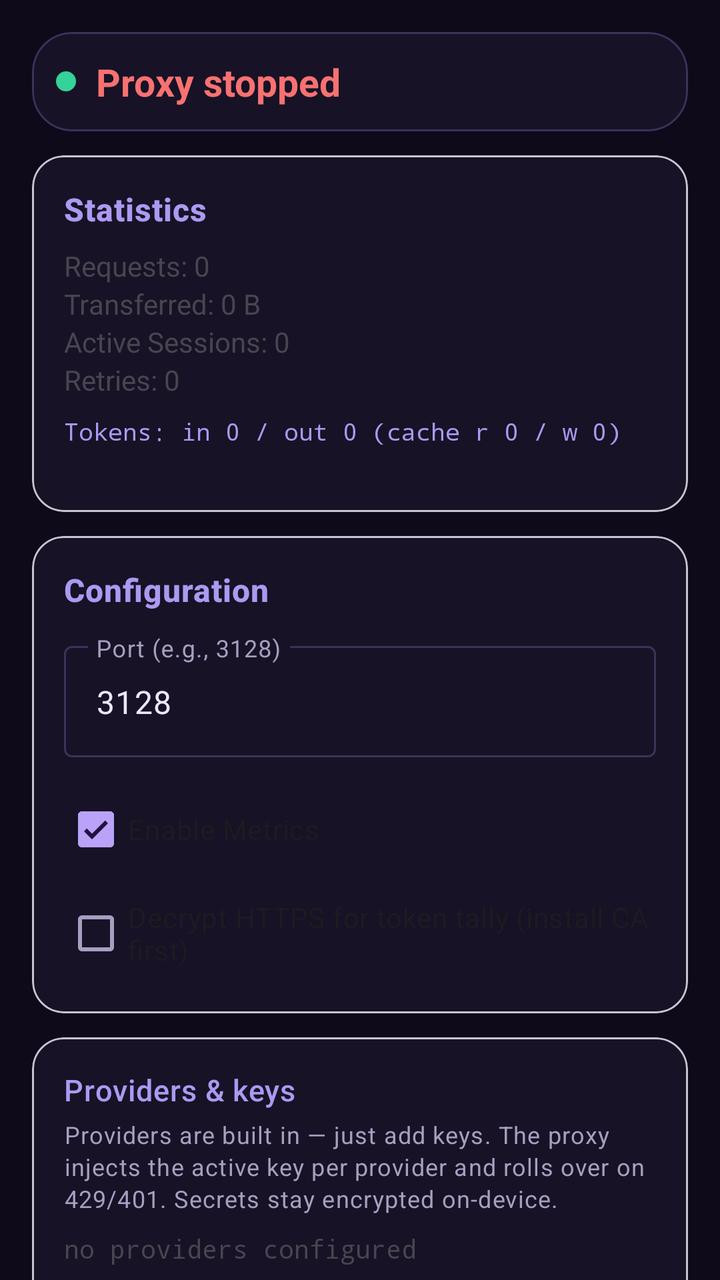
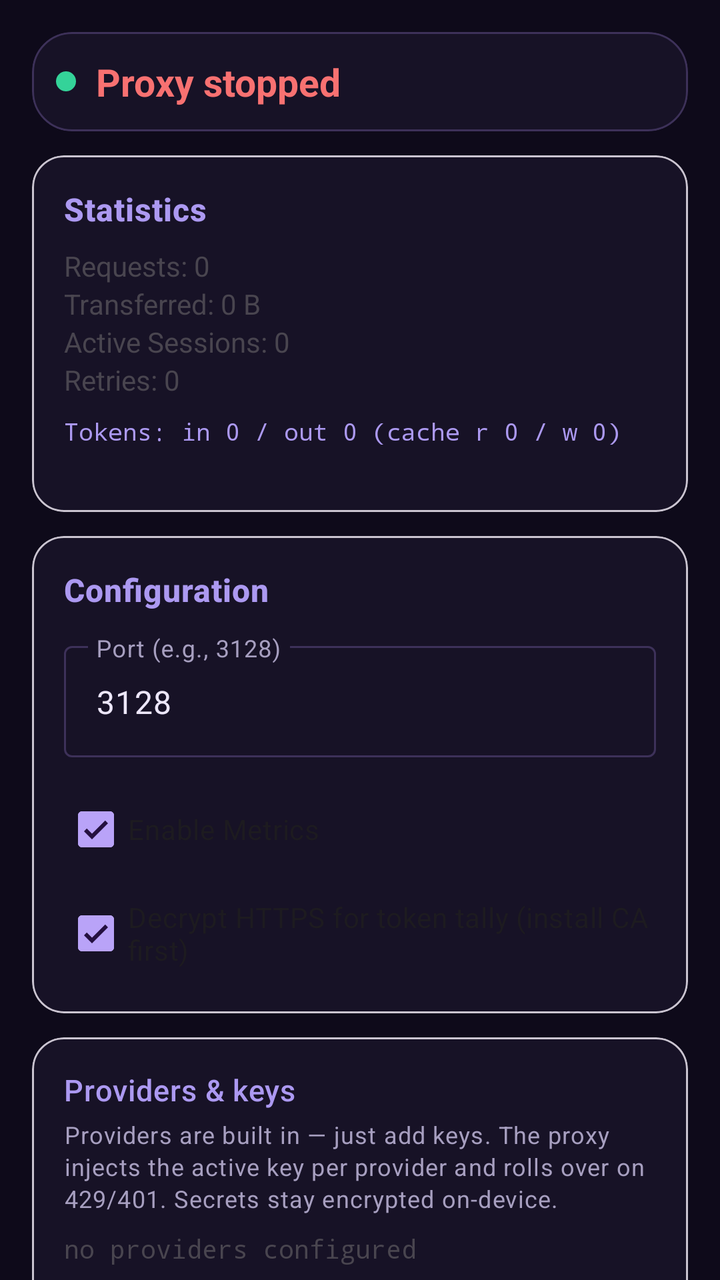

Compare the two renders of this Android layout. The source of the first and the diff that turns it into the second are given below.
<!-- AndroidManifest.xml: activity theme Theme.ProxyApp.NoActionBar -->
<!-- res/layout/activity_main.xml -->
<?xml version="1.0" encoding="utf-8"?>
<androidx.constraintlayout.widget.ConstraintLayout
    xmlns:android="http://schemas.android.com/apk/res/android"
    xmlns:app="http://schemas.android.com/apk/res-auto"
    xmlns:tools="http://schemas.android.com/tools"
    android:layout_width="match_parent"
    android:layout_height="match_parent"
    android:fitsSystemWindows="true"
    tools:context=".MainActivity">

    <androidx.core.widget.NestedScrollView
        android:layout_width="match_parent"
        android:layout_height="0dp"
        android:fillViewport="true"
        app:layout_constraintBottom_toBottomOf="parent"
        app:layout_constraintTop_toTopOf="parent"
        app:layout_constraintStart_toStartOf="parent"
        app:layout_constraintEnd_toEndOf="parent">

        <LinearLayout
            android:layout_width="match_parent"
            android:layout_height="wrap_content"
            android:orientation="vertical"
            android:padding="16dp">

            <com.google.android.material.card.MaterialCardView
                android:id="@+id/statusCard"
                android:layout_width="match_parent"
                android:layout_height="wrap_content"
                android:layout_marginBottom="12dp"
                app:cardCornerRadius="20dp"
                app:strokeWidth="1dp"
                app:strokeColor="@color/outline"
                app:cardBackgroundColor="@color/surface">

                <LinearLayout
                    android:layout_width="match_parent"
                    android:layout_height="wrap_content"
                    android:orientation="vertical"
                    android:padding="12dp">

                    <LinearLayout
                        android:layout_width="match_parent"
                        android:layout_height="wrap_content"
                        android:orientation="horizontal"
                        android:gravity="center_vertical">

                        <View
                            android:id="@+id/statusDot"
                            android:layout_width="10dp"
                            android:layout_height="10dp"
                            android:layout_marginEnd="10dp"
                            android:background="@drawable/status_dot" />

                        <TextView
                            android:id="@+id/statusText"
                            android:layout_width="0dp"
                            android:layout_height="wrap_content"
                            android:layout_weight="1"
                            android:text="@string/proxy_stopped"
                            android:textSize="19sp"
                            android:textStyle="bold"
                            android:textColor="@color/red" />
                    </LinearLayout>

                    <TextView
                        android:id="@+id/portText"
                        android:layout_width="match_parent"
                        android:layout_height="wrap_content"
                        android:text=""
                        android:textSize="13sp"
                        android:gravity="center"
                        android:layout_marginTop="4dp"
                        android:textColor="@color/purple_200"
                        android:visibility="gone"/>

                    <TextView
                        android:id="@+id/upstreamText"
                        android:layout_width="match_parent"
                        android:layout_height="wrap_content"
                        android:text=""
                        android:textSize="12sp"
                        android:gravity="center"
                        android:layout_marginTop="2dp"
                        android:visibility="gone"/>
                </LinearLayout>
            </com.google.android.material.card.MaterialCardView>

            <com.google.android.material.card.MaterialCardView
                android:id="@+id/statsCard"
                android:layout_width="match_parent"
                android:layout_height="wrap_content"
                app:cardBackgroundColor="@color/surface"
                android:layout_marginBottom="12dp"
                app:cardCornerRadius="16dp">

                <LinearLayout
                    android:layout_width="match_parent"
                    android:layout_height="wrap_content"
                    android:orientation="vertical"
                    android:padding="16dp">

                    <TextView
                        android:layout_width="match_parent"
                        android:layout_height="wrap_content"
                        android:text="Statistics"
                        android:textSize="16sp"
                        android:textStyle="bold"
                        style="@style/Text.SectionTitle"/>

                    <TextView
                        android:id="@+id/requestsText"
                        android:layout_width="match_parent"
                        android:layout_height="wrap_content"
                        android:text="Requests: 0"
                        android:layout_marginTop="8dp"/>

                    <TextView
                        android:id="@+id/bytesText"
                        android:layout_width="match_parent"
                        android:layout_height="wrap_content"
                        android:text="Transferred: 0 B"/>

                    <TextView
                        android:id="@+id/sessionsText"
                        android:layout_width="match_parent"
                        android:layout_height="wrap_content"
                        android:text="Active Sessions: 0"/>

                    <TextView
                        android:id="@+id/retriesText"
                        android:layout_width="match_parent"
                        android:layout_height="wrap_content"
                        android:text="Retries: 0"/>

                    <TextView
                        android:id="@+id/tokensText"
                        android:layout_width="match_parent"
                        android:layout_height="wrap_content"
                        android:layout_marginTop="8dp"
                        android:text="Tokens: in 0 / out 0 (cache r 0 / w 0)"
                        android:textSize="12sp"
                        android:fontFamily="monospace"
                        android:textColor="@color/title_violet"/>

                    <TextView
                        android:id="@+id/hostsText"
                        android:layout_width="match_parent"
                        android:layout_height="wrap_content"
                        android:textSize="12sp"
                        android:fontFamily="monospace"
                        android:text=""/>
                </LinearLayout>
            </com.google.android.material.card.MaterialCardView>

            <com.google.android.material.card.MaterialCardView
                android:id="@+id/configCard"
                android:layout_width="match_parent"
                android:layout_height="wrap_content"
                app:cardBackgroundColor="@color/surface"
                android:layout_marginBottom="12dp"
                app:cardCornerRadius="16dp">

                <LinearLayout
                    android:layout_width="match_parent"
                    android:layout_height="wrap_content"
                    android:orientation="vertical"
                    android:padding="16dp">

                    <TextView
                        android:layout_width="match_parent"
                        android:layout_height="wrap_content"
                        android:text="Configuration"
                        android:textSize="16sp"
                        android:textStyle="bold"
                        style="@style/Text.SectionTitle"/>

                    <com.google.android.material.textfield.TextInputLayout
                        android:layout_width="match_parent"
                        android:layout_height="wrap_content"
                        android:layout_marginTop="12dp"
                        android:hint="@string/port_hint"
                        style="@style/Widget.Material3.TextInputLayout.OutlinedBox">

                        <com.google.android.material.textfield.TextInputEditText
                            android:id="@+id/portInput"
                            android:layout_width="match_parent"
                            android:layout_height="wrap_content"
                            android:inputType="number"
                            android:text="3128"/>
                    </com.google.android.material.textfield.TextInputLayout>

                    <com.google.android.material.checkbox.MaterialCheckBox
                        android:id="@+id/metricsCheck"
                        android:layout_width="wrap_content"
                        android:layout_height="wrap_content"
                        android:layout_marginTop="12dp"
                        android:text="@string/metrics_enabled"
                        android:checked="true"/>

                    <com.google.android.material.checkbox.MaterialCheckBox
                        android:id="@+id/mitmCheck"
                        android:layout_width="wrap_content"
                        android:layout_height="wrap_content"
                        android:layout_marginTop="4dp"
                        android:text="@string/mitm_enabled"
                        android:checked="false"/>
                </LinearLayout>
            </com.google.android.material.card.MaterialCardView>

            <com.google.android.material.card.MaterialCardView
                android:id="@+id/providersCard"
                android:layout_width="match_parent"
                android:layout_height="wrap_content"
                android:layout_marginBottom="12dp"
                app:cardCornerRadius="16dp"
                app:cardBackgroundColor="@color/surface">

                <LinearLayout
                    android:layout_width="match_parent"
                    android:layout_height="wrap_content"
                    android:orientation="vertical"
                    android:padding="16dp">

                    <TextView
                        android:layout_width="match_parent"
                        android:layout_height="wrap_content"
                        style="@style/Text.SectionTitle"
                        android:text="@string/providers_title"/>

                    <TextView
                        android:layout_width="match_parent"
                        android:layout_height="wrap_content"
                        style="@style/Text.Hint"
                        android:layout_marginTop="4dp"
                        android:text="@string/providers_hint"/>

                    <TextView
                        android:id="@+id/providersSummaryText"
                        android:layout_width="match_parent"
                        android:layout_height="wrap_content"
                        android:layout_marginTop="8dp"
                        android:textSize="13sp"
                        android:fontFamily="monospace"
                        android:text="no providers configured"/>

                    <com.google.android.material.button.MaterialButton
                        android:id="@+id/addKeyButton"
                        android:layout_width="match_parent"
                        android:layout_height="wrap_content"
                        android:layout_marginTop="8dp"
                        android:text="@string/add_key"
                        style="@style/Widget.Material3.Button.TonalButton"/>

                    <LinearLayout
                        android:layout_width="match_parent"
                        android:layout_height="wrap_content"
                        android:orientation="horizontal"
                        android:layout_marginTop="8dp">

                        <com.google.android.material.button.MaterialButton
                            android:id="@+id/exportBackupButton"
                            android:layout_width="0dp"
                            android:layout_height="wrap_content"
                            android:layout_weight="1"
                            android:layout_marginEnd="4dp"
                            android:text="@string/export_backup"
                            style="@style/Widget.Material3.Button.OutlinedButton"/>

                        <com.google.android.material.button.MaterialButton
                            android:id="@+id/importBackupButton"
                            android:layout_width="0dp"
                            android:layout_height="wrap_content"
                            android:layout_weight="1"
                            android:layout_marginStart="4dp"
                            android:text="@string/import_backup"
                            style="@style/Widget.Material3.Button.OutlinedButton"/>
                    </LinearLayout>

                    <com.google.android.material.button.MaterialButton
                        android:id="@+id/exportCaButton"
                        android:layout_width="match_parent"
                        android:layout_height="wrap_content"
                        android:layout_marginTop="8dp"
                        android:text="@string/export_ca"
                        style="@style/Widget.Material3.Button.OutlinedButton"/>
                </LinearLayout>
            </com.google.android.material.card.MaterialCardView>

            <com.google.android.material.card.MaterialCardView
                android:id="@+id/eventsCard"
                android:layout_width="match_parent"
                android:layout_height="wrap_content"
                android:layout_marginBottom="12dp"
                app:cardCornerRadius="16dp"
                app:cardBackgroundColor="@color/surface">

                <LinearLayout
                    android:layout_width="match_parent"
                    android:layout_height="wrap_content"
                    android:orientation="vertical"
                    android:padding="16dp">

                    <TextView
                        android:layout_width="match_parent"
                        android:layout_height="wrap_content"
                        style="@style/Text.SectionTitle"
                        android:text="@string/events_title"/>

                    <ScrollView
                        android:id="@+id/eventsScrollView"
                        android:layout_width="match_parent"
                        android:layout_height="wrap_content"
                        android:maxHeight="220dp"
                        android:layout_marginTop="8dp"
                        android:background="@drawable/script_block_bg">

                        <TextView
                            android:id="@+id/eventsText"
                            android:layout_width="match_parent"
                            android:layout_height="wrap_content"
                            android:padding="10dp"
                            style="@style/Text.ScriptBlock"
                            android:text="No events yet — start the proxy."/>
                    </ScrollView>
                </LinearLayout>
            </com.google.android.material.card.MaterialCardView>

            <LinearLayout
                android:layout_width="match_parent"
                android:layout_height="wrap_content"
                android:orientation="horizontal"
                android:gravity="center"
                android:layout_marginTop="4dp">

                <com.google.android.material.button.MaterialButton
                    android:id="@+id/startStopButton"
                    android:layout_width="0dp"
                    android:layout_height="wrap_content"
                    android:layout_weight="1"
                    android:layout_marginEnd="8dp"
                    android:text="@string/start_proxy"
                    app:icon="@android:drawable/ic_media_play"/>

                <com.google.android.material.button.MaterialButton
                    android:id="@+id/exportButton"
                    android:layout_width="0dp"
                    android:layout_height="wrap_content"
                    android:layout_weight="1"
                    android:layout_marginStart="8dp"
                    android:text="@string/export_metrics"/>
            </LinearLayout>

            <com.google.android.material.button.MaterialButton
                android:id="@+id/clearButton"
                android:layout_width="match_parent"
                android:layout_height="wrap_content"
                android:layout_marginTop="8dp"
                android:text="@string/clear_metrics"
                style="@style/Widget.Material3.Button.OutlinedButton"/>

            <com.google.android.material.card.MaterialCardView
                android:id="@+id/setupScriptCard"
                android:layout_width="match_parent"
                android:layout_height="wrap_content"
                app:cardBackgroundColor="@color/surface"
                android:layout_marginTop="12dp"
                app:cardCornerRadius="16dp">

                <LinearLayout
                    android:layout_width="match_parent"
                    android:layout_height="wrap_content"
                    android:orientation="vertical"
                    android:padding="16dp">

                    <LinearLayout
                        android:id="@+id/setupScriptHeader"
                        android:layout_width="match_parent"
                        android:layout_height="wrap_content"
                        android:orientation="horizontal"
                        android:gravity="center_vertical"
                        android:clickable="true"
                        android:focusable="true">

                        <TextView
                            android:layout_width="0dp"
                            android:layout_height="wrap_content"
                            android:layout_weight="1"
                            android:text="@string/setup_script_title"
                            android:textSize="16sp"
                            android:textStyle="bold"
                            style="@style/Text.SectionTitle"/>

                        <ImageView
                            android:id="@+id/setupScriptExpandIcon"
                            android:layout_width="32dp"
                            android:layout_height="32dp"
                            android:padding="4dp"
                            android:src="@android:drawable/arrow_down_float"
                            android:contentDescription="@string/expand"/>
                    </LinearLayout>

                    <TextView
                        android:layout_width="match_parent"
                        android:layout_height="wrap_content"
                        android:text="@string/setup_script_hint"
                        style="@style/Text.Hint"
                        android:layout_marginTop="4dp"/>

                    <com.google.android.material.button.MaterialButton
                        android:id="@+id/copyScriptButton"
                        android:layout_width="wrap_content"
                        android:layout_height="wrap_content"
                        android:layout_marginTop="8dp"
                        android:text="@string/copy_setup_script"
                        app:icon="@android:drawable/ic_menu_save"
                        app:strokeWidth="1dp"
                        app:strokeColor="@color/outline"/>

                    <ScrollView
                        android:id="@+id/setupScriptScrollView"
                        android:layout_width="match_parent"
                        android:layout_height="wrap_content"
                        android:maxHeight="280dp"
                        android:layout_marginTop="8dp"
                        android:background="@drawable/script_block_bg"
                        android:visibility="gone">

                        <HorizontalScrollView
                            android:layout_width="match_parent"
                            android:layout_height="wrap_content">

                            <TextView
                                android:id="@+id/setupScriptText"
                                android:layout_width="wrap_content"
                                android:layout_height="wrap_content"
                                android:padding="10dp"
                                style="@style/Text.ScriptBlock"
                                android:textIsSelectable="true"/>
                        </HorizontalScrollView>
                    </ScrollView>
                </LinearLayout>
            </com.google.android.material.card.MaterialCardView>

            <com.google.android.material.card.MaterialCardView
                android:id="@+id/cleanupScriptCard"
                android:layout_width="match_parent"
                android:layout_height="wrap_content"
                app:cardBackgroundColor="@color/surface"
                android:layout_marginTop="12dp"
                android:layout_marginBottom="24dp"
                app:cardCornerRadius="16dp">

                <LinearLayout
                    android:layout_width="match_parent"
                    android:layout_height="wrap_content"
                    android:orientation="vertical"
                    android:padding="16dp">

                    <LinearLayout
                        android:id="@+id/cleanupScriptHeader"
                        android:layout_width="match_parent"
                        android:layout_height="wrap_content"
                        android:orientation="horizontal"
                        android:gravity="center_vertical"
                        android:clickable="true"
                        android:focusable="true">

                        <TextView
                            android:layout_width="0dp"
                            android:layout_height="wrap_content"
                            android:layout_weight="1"
                            android:text="@string/cleanup_script_title"
                            android:textSize="16sp"
                            android:textStyle="bold"
                            style="@style/Text.SectionTitle"/>

                        <ImageView
                            android:id="@+id/cleanupScriptExpandIcon"
                            android:layout_width="32dp"
                            android:layout_height="32dp"
                            android:padding="4dp"
                            android:src="@android:drawable/arrow_down_float"
                            android:contentDescription="@string/expand"/>
                    </LinearLayout>

                    <TextView
                        android:layout_width="match_parent"
                        android:layout_height="wrap_content"
                        android:text="@string/cleanup_script_hint"
                        style="@style/Text.Hint"
                        android:layout_marginTop="4dp"/>

                    <com.google.android.material.button.MaterialButton
                        android:id="@+id/copyCleanupButton"
                        android:layout_width="wrap_content"
                        android:layout_height="wrap_content"
                        android:layout_marginTop="8dp"
                        android:text="@string/copy_cleanup_script"
                        app:icon="@android:drawable/ic_menu_save"
                        app:strokeWidth="1dp"
                        app:strokeColor="@color/outline"/>

                    <ScrollView
                        android:id="@+id/cleanupScriptScrollView"
                        android:layout_width="match_parent"
                        android:layout_height="wrap_content"
                        android:maxHeight="280dp"
                        android:layout_marginTop="8dp"
                        android:background="@drawable/script_block_bg"
                        android:visibility="gone">

                        <HorizontalScrollView
                            android:layout_width="match_parent"
                            android:layout_height="wrap_content">

                            <TextView
                                android:id="@+id/cleanupScriptText"
                                android:layout_width="wrap_content"
                                android:layout_height="wrap_content"
                                android:padding="8dp"
                                android:textSize="11sp"
                                android:fontFamily="monospace"
                                android:textIsSelectable="true"/>
                        </HorizontalScrollView>
                    </ScrollView>
                </LinearLayout>
            </com.google.android.material.card.MaterialCardView>
        </LinearLayout>
    </androidx.core.widget.NestedScrollView>
</androidx.constraintlayout.widget.ConstraintLayout>
<!-- resources referenced by this layout -->
<resources>
  <color name="outline">#FF3D3159</color>
  <color name="purple_200">#FFB9A3F8</color>
  <color name="red">#FFF87171</color>
  <color name="surface">#FF171226</color>
  <color name="title_violet">#FFAC99F1</color>
  <!-- drawable script_block_bg (drawable) -->
  <?xml version="1.0" encoding="utf-8"?>
  <shape xmlns:android="http://schemas.android.com/apk/res/android"
      android:shape="rectangle">
      <solid android:color="@color/surface_high" />
      <stroke
          android:width="1dp"
          android:color="@color/outline_variant" />
      <corners android:radius="12dp" />
  </shape>
  <!-- drawable status_dot (drawable) -->
  <?xml version="1.0" encoding="utf-8"?>
  <shape xmlns:android="http://schemas.android.com/apk/res/android"
      android:shape="oval">
      <solid android:color="@color/status_running" />
      <size
          android:width="10dp"
          android:height="10dp" />
  </shape>
  <string name="add_key">Add key</string>
  <string name="cleanup_script_hint">Copy and paste into Termux / proot Ubuntu to remove proxy env, kill daemon, clear metrics.</string>
  <string name="cleanup_script_title">Terminal cleanup script</string>
  <string name="clear_metrics">Clear Metrics</string>
  <string name="copy_cleanup_script">Copy cleanup script</string>
  <string name="copy_setup_script">Copy setup script</string>
  <string name="events_title">Recent events</string>
  <string name="expand">Expand</string>
  <string name="export_backup">Export backup</string>
  <string name="export_ca">Export MITM CA</string>
  <string name="export_metrics">Export Metrics</string>
  <string name="import_backup">Import backup</string>
  <string name="metrics_enabled">Enable Metrics</string>
  <string name="mitm_enabled">Decrypt HTTPS for token tally (install CA first)</string>
  <string name="port_hint">Port (e.g., 3128)</string>
  <string name="providers_hint">Providers are built in — just add keys. The proxy injects the active key per provider and rolls over on 429/401. Secrets stay encrypted on-device.</string>
  <string name="providers_title">Providers &amp; keys</string>
  <string name="proxy_stopped">Proxy stopped</string>
  <string name="setup_script_hint">Copy and paste into Termux / proot Ubuntu to route opencode through this proxy.</string>
  <string name="setup_script_title">Terminal setup script</string>
  <string name="start_proxy">Start Proxy</string>
  <style name="Text.Hint" parent="TextAppearance.Material3.BodySmall">
          <item name="android:textColor">@color/hint_text</item>
      </style>
  <style name="Text.ScriptBlock" parent="TextAppearance.Material3.BodySmall">
          <item name="android:textColor">@color/on_surface</item>
          <item name="android:fontFamily">monospace</item>
          <item name="android:textSize">11sp</item>
      </style>
  <style name="Text.SectionTitle" parent="TextAppearance.Material3.TitleMedium">
          <item name="android:textColor">@color/title_violet</item>
          <item name="android:textSize">15sp</item>
          <item name="android:letterSpacing">0.02</item>
      </style>
  <style name="Theme.ProxyApp.NoActionBar">
          <item name="windowActionBar">false</item>
          <item name="windowNoTitle">true</item>
      </style>
  <color name="surface_high">#FF241B3D</color>
  <color name="outline_variant">#FF2C2342</color>
  <color name="status_running">#FF34D399</color>
  <color name="hint_text">#FFA79FC0</color>
  <color name="on_surface">#FFEDE7FB</color>
</resources>

<!-- the commit's change to res/layout/activity_main.xml (unified diff, before → after) -->
@@ -204,7 +204,7 @@
                         android:layout_height="wrap_content"
                         android:layout_marginTop="4dp"
                         android:text="@string/mitm_enabled"
-                        android:checked="false"/>
+                        android:checked="true"/>
                 </LinearLayout>
             </com.google.android.material.card.MaterialCardView>
 
